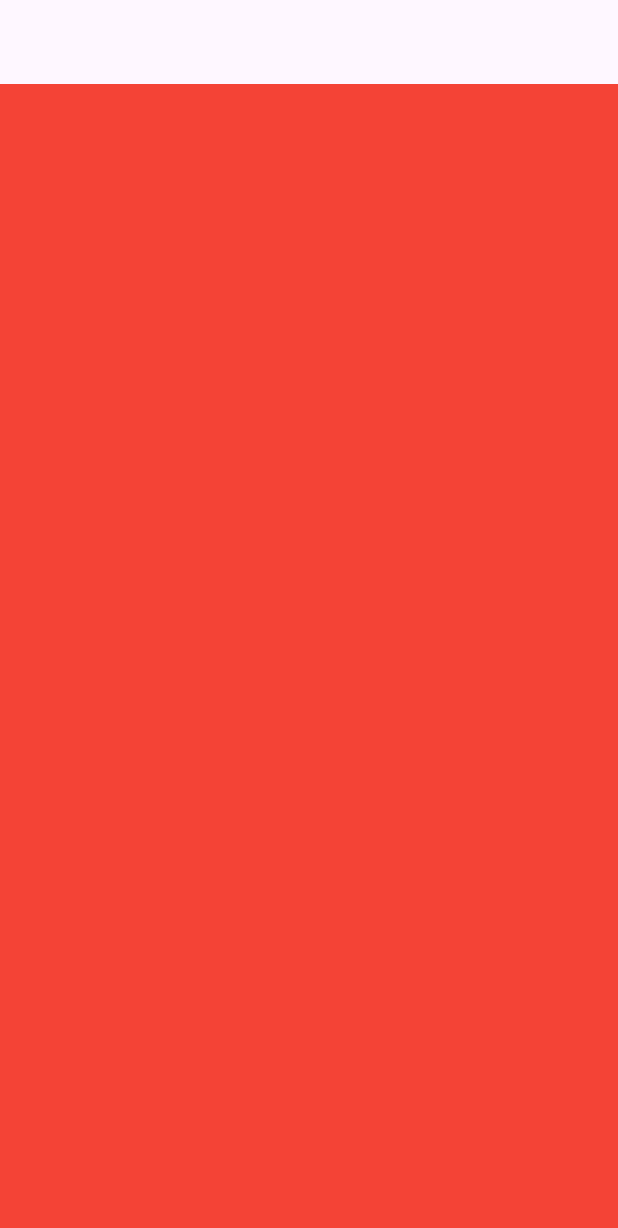
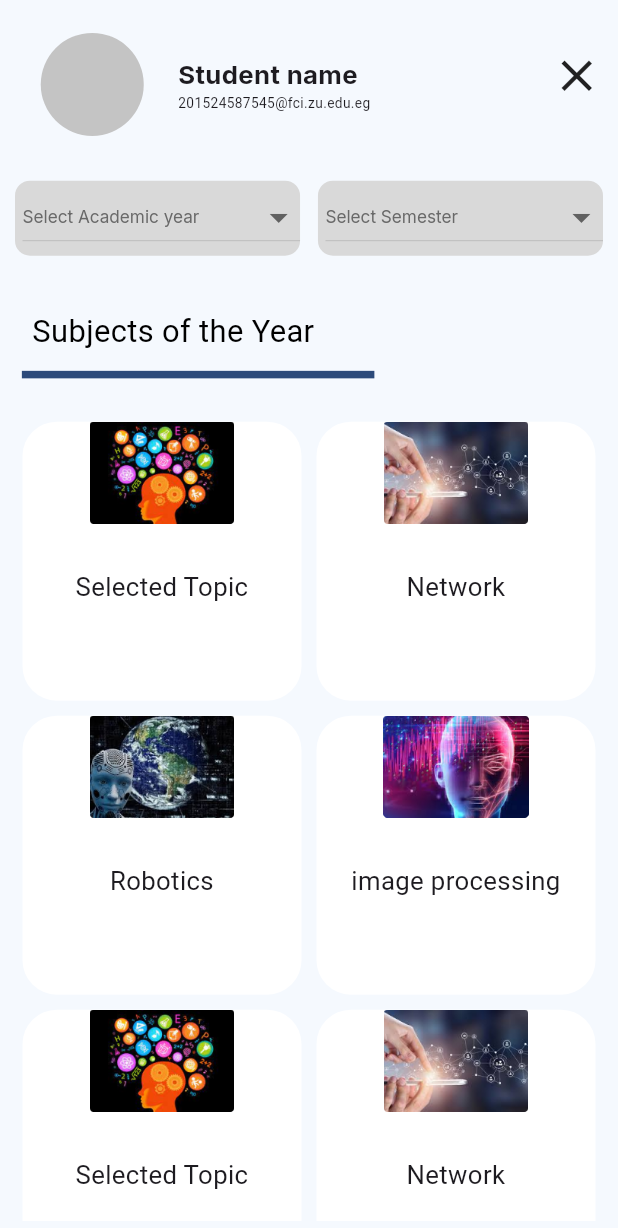
Before and after one commit to Abdo0Salah/smart_system, a Flutter app: the HomeScreen screen opened by its route, after a tap on "Materials", on a phone screen of 412 x 824 dp. Shown: the top 1228 px of the screen. Run offline on Flutter 3.47's test engine with Material 3 defaults, Android fonts, the phone set to English and light mode, and no system bars; our stand-ins replace flutter_screenutil, google_fonts.

Commit message:
adding homeMaterialScreen

```diff
--- a/lib/main.dart
+++ b/lib/main.dart
@@ -4,7 +4,7 @@
 import 'package:smart_system/screens/attachment/attachment_screen.dart';
 import 'package:smart_system/screens/attachment/lecture_atta.dart';
 import 'package:smart_system/screens/feedback_screen.dart';
-import 'package:smart_system/screens/home/2.dart';
+import 'package:smart_system/screens/home/Materials.dart';
 import 'package:smart_system/screens/home/3.dart';
 import 'package:smart_system/screens/home/4.dart';
 import 'package:smart_system/screens/home/5.dart';
@@ -44,7 +44,7 @@
       builder: (_, child) {
         return MaterialApp(
           debugShowCheckedModeBanner: false,
-          initialRoute: SubjectGroups.routeName,
+          initialRoute: splash0.routeName,
           routes: {
             splash0.routeName: (context) => splash0(),
             splash1.routeName: (context) => splash1(),
@@ -55,7 +55,7 @@
             ResetPasswordScreen.routeName: (context) => ResetPasswordScreen(),
             HomeScreen.routeName: (context) => HomeScreen(),
             SubjectRegistration.routeName: (context) => SubjectRegistration(),
-            M.routeName: (context) => M(),
+            MaterialsScreen.routeName: (context) => MaterialsScreen(),
             T.routeName: (context) => T(),
             N.routeName: (context) => N(),
             Ss.routeName: (context) => Ss(),
--- /dev/null
+++ b/lib/models/home_material_model.dart
@@ -0,0 +1,9 @@
+class HomeMaterialModel {
+  String title ;
+  String image ;
+  int index ;
+
+  HomeMaterialModel( this.title, this.image ,  this.index);
+
+
+}
--- a/lib/screens/home/2.dart
+++ /dev/null
@@ -1,21 +0,0 @@
-
-import 'package:flutter/material.dart';
-
-class M extends StatelessWidget {
-  static const String routeName = 'M';
-
-
-  @override
-  Widget build(BuildContext context) {
-    return Scaffold(
-      appBar: AppBar(
-        foregroundColor: Colors.transparent ,
-        backgroundColor: Colors.transparent,
-        elevation: 0,
-      ),
-      body: Container(
-        color: Colors.red,
-      ),
-    );
-  }
-}
--- /dev/null
+++ b/lib/screens/home/Materials.dart
@@ -0,0 +1,230 @@
+import 'package:flutter/material.dart';
+import 'package:flutter_screenutil/flutter_screenutil.dart';
+import 'package:google_fonts/google_fonts.dart';
+import 'package:smart_system/models/home_material_model.dart';
+import 'package:smart_system/widget/home_material_widget.dart';
+
+import '../../subject_group.dart';
+import 'home.dart';
+
+class MaterialsScreen extends StatefulWidget {
+  static const String routeName = 'MaterialsScreen';
+  List<HomeMaterialModel> homeMaterialModel = [
+    HomeMaterialModel("Selected Topic", "assets/images/Selected Topic.png", 0),
+    HomeMaterialModel("Network", "assets/images/Network.png", 1),
+    HomeMaterialModel("Robotics", "assets/images/Robotics.png", 2),
+    HomeMaterialModel(
+        "image processing", "assets/images/image processing.png", 3),
+    HomeMaterialModel("Selected Topic", "assets/images/Selected Topic.png", 0),
+    HomeMaterialModel("Network", "assets/images/Network.png", 1),
+    HomeMaterialModel("Robotics", "assets/images/Robotics.png", 2),
+    HomeMaterialModel(
+        "image processing", "assets/images/image processing.png", 3),
+  ];
+
+  @override
+  State<MaterialsScreen> createState() => _MaterialsScreenState();
+}
+
+class _MaterialsScreenState extends State<MaterialsScreen> {
+  String _dropDownValue1 = 'Select Academic year';
+  String _dropDownValue2 = 'Select Semester';
+
+  @override
+  Widget build(BuildContext context) {
+    return SafeArea(
+      child: Scaffold(
+        // drawer: Container( color: Colors.blue,
+        //     child: const Column()),
+        backgroundColor: const Color(0xffF5F9FE),
+        body: Center(
+          child: Padding(
+            padding: const EdgeInsets.all(10.0),
+            child: Column(
+              crossAxisAlignment: CrossAxisAlignment.start,
+              // crossAxisAlignment: CrossAxisAlignment.stretch,
+              children: [
+                Row(
+                  children: [
+                    Padding(
+                      padding: EdgeInsets.only(top: 10.h, left: 15.w),
+                      child: CircleAvatar(
+                        backgroundColor: const Color(0xffC4C4C4),
+                        radius: 30.r,
+                      ),
+                    ),
+                    Padding(
+                      padding: EdgeInsets.only(left: 20.w, top: 10.h),
+                      child: Center(
+                        child: Column(
+                          crossAxisAlignment: CrossAxisAlignment.start,
+                          children: [
+                            Text(
+                              "Student name",
+                              style: GoogleFonts.inter(
+                                  fontWeight: FontWeight.bold, fontSize: 15.sp),
+                            ),
+                            Text(
+                              "201524587545@fci.zu.edu.eg",
+                              style: TextStyle(
+                                  fontWeight: FontWeight.normal,
+                                  fontSize: 8.sp),
+                            ),
+                          ],
+                        ),
+                      ),
+                    ),
+                    const Spacer(),
+                    InkWell(
+                      onTap: () {
+                        Navigator.pushNamed(
+                          context,
+                          HomeScreen.routeName,
+                        );
+                      },
+                      child: const Icon(
+                        Icons.close,
+                        size: 35,
+                      ),
+                    ),
+                  ],
+                ),
+                SizedBox(
+                  height: 25.h,
+                ),
+                Row(
+                  children: [
+                    Expanded(
+                      child: Container(
+                        decoration: BoxDecoration(
+                            color: const Color(0xffD9D9D9),
+                            borderRadius: BorderRadius.circular(10)),
+                        child: DropdownButton(
+                          padding: const EdgeInsets.only(left: 5, bottom: 2),
+                          hint: _dropDownValue1 == null
+                              ? Text('')
+                              : Text(
+                                  _dropDownValue1,
+                                  style: GoogleFonts.inter(
+                                      color: const Color(0xff696969),
+                                      fontSize: 10.sp,
+                                      fontWeight: FontWeight.w400),
+                                ),
+                          // dropdownColor: const Color(0xffD9D9D9) ,
+                          borderRadius: BorderRadius.circular(20),
+                          isExpanded: true,
+                          iconSize: 25.0.sp,
+                          style: GoogleFonts.inter(
+                              color: Colors.grey,
+                              fontSize: 14.sp,
+                              fontWeight: FontWeight.w400),
+                          items: ['One', 'Two', 'Three', 'Four'].map(
+                            (val) {
+                              return DropdownMenuItem<String>(
+                                value: val,
+                                child: Text(val),
+                              );
+                            },
+                          ).toList(),
+                          onChanged: (val) {
+                            setState(
+                              () {
+                                _dropDownValue1 = val!;
+                              },
+                            );
+                          },
+                        ),
+                      ),
+                    ),
+                    SizedBox(
+                      width: 10.h,
+                    ),
+                    Expanded(
+                      child: Container(
+                        decoration: BoxDecoration(
+                            color: const Color(0xffD9D9D9),
+                            borderRadius: BorderRadius.circular(10)),
+                        child: DropdownButton(
+                          padding: const EdgeInsets.only(left: 5, bottom: 2),
+                          hint: _dropDownValue2 == null
+                              ? Text('')
+                              : Text(
+                                  _dropDownValue2,
+                                  style: GoogleFonts.inter(
+                                      color: const Color(0xff696969),
+                                      fontSize: 10.sp,
+                                      fontWeight: FontWeight.w400),
+                                ),
+                          // dropdownColor: const Color(0xffD9D9D9) ,
+                          borderRadius: BorderRadius.circular(20),
+                          isExpanded: true,
+                          iconSize: 25.0.sp,
+                          style: GoogleFonts.inter(
+                              color: Colors.grey,
+                              fontSize: 14.sp,
+                              fontWeight: FontWeight.w400),
+                          items: ['One', 'Two'].map(
+                            (val) {
+                              return DropdownMenuItem<String>(
+                                value: val,
+                                child: Text(val),
+                              );
+                            },
+                          ).toList(),
+                          onChanged: (val) {
+                            setState(
+                              () {
+                                _dropDownValue2 = val!;
+                              },
+                            );
+                          },
+                        ),
+                      ),
+                    ),
+                  ],
+                ),
+                Padding(
+                  padding: EdgeInsets.only(left: 10.w, top: 30.h, bottom: 10.h),
+                  child: Text(
+                    'Subjects of the Year',
+                    style: GoogleFonts.fjordOne(
+                        color: Colors.black,
+                        fontSize: 18.sp,
+                        fontWeight: FontWeight.w400),
+                  ),
+                ),
+                Padding(
+                  padding: EdgeInsets.only(left: 4.w, bottom: 20.h),
+                  child: Container(
+                    height: 5,
+                    width: 235,
+                    color: const Color(0xff2C4A7A),
+                  ),
+                ),
+                Expanded(
+                  child: GridView(
+                    gridDelegate:
+                        const SliverGridDelegateWithFixedCrossAxisCount(
+                      crossAxisCount: 2,
+                    ),
+                    children: widget.homeMaterialModel
+                        .map((home) => InkWell(
+                              child: HomeMaterialWidget(home),
+                              onTap: () {
+                                Navigator.pushNamed(
+                                  context,
+                                  SubjectGroups.routeName,
+                                );
+                              },
+                            ))
+                        .toList(),
+                  ),
+                ),
+              ],
+            ),
+          ),
+        ),
+      ),
+    );
+  }
+}
--- a/lib/screens/home/home.dart
+++ b/lib/screens/home/home.dart
@@ -4,7 +4,7 @@ import 'package:google_fonts/google_fonts.dart';
 import '../../models/home_model.dart';
 import '../../widget/home_widget.dart';
 import 'subject_registration.dart';
-import '2.dart';
+import 'Materials.dart';
 import '3.dart';
 import '4.dart';
 import '5.dart';
@@ -36,7 +36,7 @@ class _HomeScreenState extends State<HomeScreen> {
       child: Scaffold(
         // drawer: Container( color: Colors.blue,
         //     child: const Column()),
-        backgroundColor:  Colors.white,
+        backgroundColor:  const Color(0xffF5F9FE),
         body: Center(
           child: Padding(
             padding: const EdgeInsets.all(10.0),
@@ -46,14 +46,14 @@ class _HomeScreenState extends State<HomeScreen> {
                 Row(
                   children: [
                     Padding(
-                      padding: EdgeInsets.only(top: 10.h),
+                      padding: EdgeInsets.only(top: 10.h , left: 15.w),
                       child: CircleAvatar(
                         backgroundColor: const Color(0xffC4C4C4),
-                        radius: 40.r,
+                        radius: 30.r,
                       ),
                     ),
                     Padding(
-                      padding: EdgeInsets.only(left: 20.w),
+                      padding: EdgeInsets.only(left: 20.w , top: 10.h),
                       child: Center(
                         child: Column(
                           crossAxisAlignment: CrossAxisAlignment.start,
@@ -61,13 +61,13 @@ class _HomeScreenState extends State<HomeScreen> {
                             Text(
                               "Student name",
                               style: GoogleFonts.inter(
-                                  fontWeight: FontWeight.bold, fontSize: 20.sp),
+                                  fontWeight: FontWeight.bold, fontSize: 15.sp),
                             ),
                             Text(
                               "201524587545@fci.zu.edu.eg",
                               style: TextStyle(
                                   fontWeight: FontWeight.normal,
-                                  fontSize: 10.sp),
+                                  fontSize: 8.sp),
                             ),
                           ],
                         ),
@@ -144,15 +144,15 @@ class _HomeScreenState extends State<HomeScreen> {
 
       case 1:
         {
-          Navigator.pushReplacementNamed(
+          Navigator.pushNamed(
             context,
-            M.routeName,
+            MaterialsScreen.routeName,
           );
         }
         break;
       case 2:
         {
-          Navigator.pushReplacementNamed(
+          Navigator.pushNamed(
             context,
             T.routeName,
           );
@@ -161,7 +161,7 @@ class _HomeScreenState extends State<HomeScreen> {
 
       case 3:
         {
-          Navigator.pushReplacementNamed(
+          Navigator.pushNamed(
             context,
             N.routeName,
           );
--- a/lib/screens/home/subject_registration.dart
+++ b/lib/screens/home/subject_registration.dart
@@ -1,6 +1,7 @@
 import 'package:flutter/material.dart';
 import 'package:flutter_screenutil/flutter_screenutil.dart';
 import 'package:google_fonts/google_fonts.dart';
+import 'package:smart_system/screens/home/home.dart';
 
 
 class SubjectRegistration extends StatelessWidget {
@@ -12,7 +13,7 @@ class SubjectRegistration extends StatelessWidget {
       child: Scaffold(
         // drawer: Container( color: Colors.blue,
         //     child: const Column()),
-        backgroundColor: Colors.white,
+        backgroundColor:  const Color(0xffF5F9FE),
         body: Center(
           child: Padding(
             padding: const EdgeInsets.all(10.0),
@@ -22,14 +23,14 @@ class SubjectRegistration extends StatelessWidget {
                   Row(
                     children: [
                       Padding(
-                        padding: EdgeInsets.only(top: 10.h),
+                        padding: EdgeInsets.only(top: 10.h , left: 15.w),
                         child: CircleAvatar(
                           backgroundColor: const Color(0xffC4C4C4),
-                          radius: 40.r,
+                          radius: 30.r,
                         ),
                       ),
                       Padding(
-                        padding: EdgeInsets.only(left: 20.w),
+                        padding: EdgeInsets.only(left: 20.w , top: 10.h),
                         child: Center(
                           child: Column(
                             crossAxisAlignment: CrossAxisAlignment.start,
@@ -37,14 +38,13 @@ class SubjectRegistration extends StatelessWidget {
                               Text(
                                 "Student name",
                                 style: GoogleFonts.inter(
-                                    fontWeight: FontWeight.bold,
-                                    fontSize: 20.sp),
+                                    fontWeight: FontWeight.bold, fontSize: 15.sp),
                               ),
                               Text(
                                 "201524587545@fci.zu.edu.eg",
                                 style: TextStyle(
                                     fontWeight: FontWeight.normal,
-                                    fontSize: 10.sp),
+                                    fontSize: 8.sp),
                               ),
                             ],
                           ),
@@ -52,7 +52,13 @@ class SubjectRegistration extends StatelessWidget {
                       ),
                       const Spacer(),
                       InkWell(
-                        child: Icon(
+                        onTap: (){
+                          Navigator.pushNamed(
+                            context,
+                            HomeScreen.routeName,
+                          );
+                        },
+                        child: const Icon(
                           Icons.close,
                           size: 35,
                         ),
--- /dev/null
+++ b/lib/widget/home_material_widget.dart
@@ -0,0 +1,42 @@
+import 'package:flutter/material.dart';
+import 'package:flutter_screenutil/flutter_screenutil.dart';
+import 'package:google_fonts/google_fonts.dart';
+
+import '../models/home_material_model.dart';
+
+class HomeMaterialWidget extends StatelessWidget {
+  HomeMaterialModel homeMaterialModel;
+  HomeMaterialWidget(this.homeMaterialModel, {super.key});
+  @override
+  Widget build(BuildContext context) {
+    return Center(
+      child: Container(
+        margin: EdgeInsets.all(5),
+        decoration: BoxDecoration(
+          color: Colors.white,
+          borderRadius: BorderRadius.circular(20.r),
+        ),
+        child: Column(
+          children: [
+            Expanded(child: Image.asset(homeMaterialModel.image , width: 200, )),
+            const SizedBox(
+              height: 30,
+            ),
+            Expanded(
+              child: Text(
+                homeMaterialModel.title,
+                textAlign: TextAlign.center,
+                style: GoogleFonts.fjordOne(
+                    fontSize: 15.sp, fontWeight: FontWeight.w400),
+              ),
+            ),
+            SizedBox(
+              height: 20,
+            ),
+
+          ],
+        ),
+      ),
+    );
+  }
+}
```
Also changed, not shown: assets/images/2.0x/Network@2x.png (added), assets/images/2.0x/Robotics@2x.png (added), assets/images/2.0x/Selected Topic@2x.png (added), assets/images/2.0x/image processing@2x.png (added), assets/images/3.0x/Network@3x.png (added), assets/images/3.0x/Robotics@3x.png (added), assets/images/3.0x/Selected Topic@3x.png (added), assets/images/3.0x/image processing@3x.png (added), assets/images/Network.png (added), assets/images/Robotics.png (added), assets/images/Selected Topic.png (added), assets/images/image processing.png (added).
